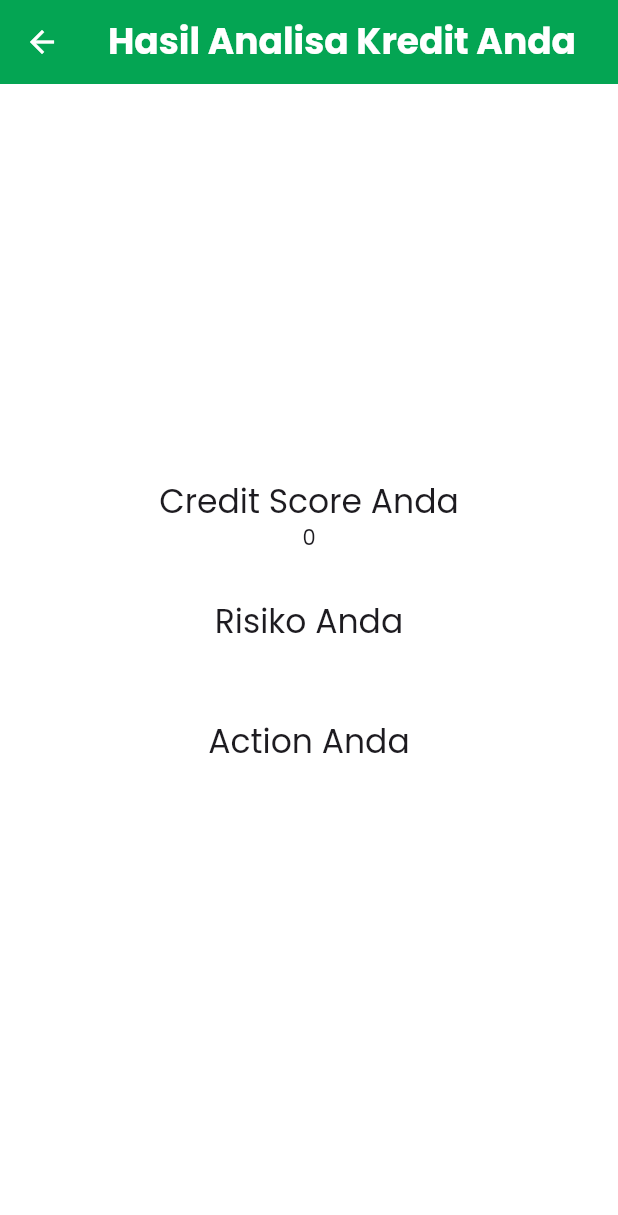
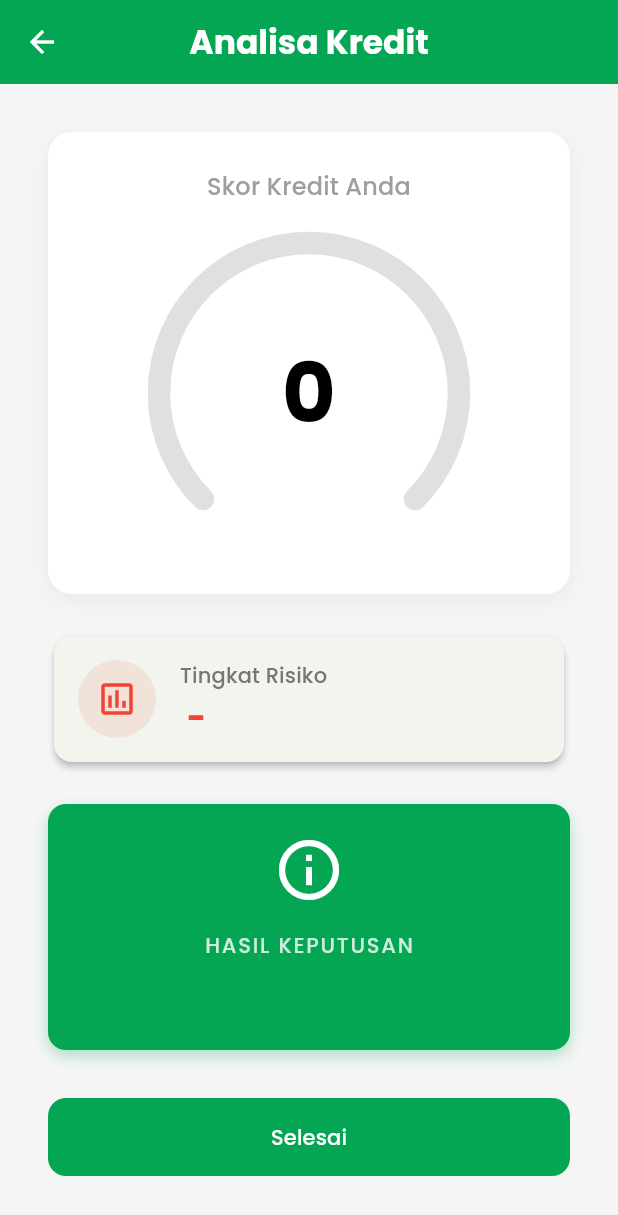
Before and after one commit to MPMF-DaniArya/kalkulator_kredit, a Flutter app: the HasilAnalisaScreen screen opened directly, on a phone screen of 412 x 824 dp. Shown: the top 1215 px of the screen. Run offline on Flutter 3.47's test engine with Material 3 defaults, Android fonts, the phone set to English and light mode, and no system bars; our stand-ins replace get, google_fonts; missing offline and left inert: age_calculator.

Commit message:
refactor: UI hasil analisa sudah selesai

```diff
--- a/lib/screens/main_menu/calculator_logic.dart
+++ b/lib/screens/main_menu/calculator_logic.dart
@@ -9,12 +9,14 @@ import 'package:kalkulator_kredit/utils/functions/my_helper_function.dart';
 class CalculatorLogic extends GetxController {
   final CalculatorState state = CalculatorState();
   var creditScoreUser = 0.obs;
-  var risikoUser = ''.obs;
+  var kodeRisikoUser = ''.obs;
+  var namaRisikoUser = ''.obs;
   var actionUser = ''.obs;
 
   void hitungCreditScoreUser() {
     creditScoreUser = 0.obs;
-    risikoUser = ''.obs;
+    kodeRisikoUser = ''.obs;
+    namaRisikoUser = ''.obs;
     actionUser = ''.obs;
 
     final isValid = state.formkey!.currentState!.validate();
@@ -144,11 +146,11 @@ class CalculatorLogic extends GetxController {
     String finalGrade = ScoreKredit.riskGrade(totalScore: finalScore);
 
     creditScoreUser.value = finalScore;
-    risikoUser.value = finalGrade;
-    String? action = TScore.kategoriRisk[finalGrade];
+    kodeRisikoUser.value = finalGrade;
+    namaRisikoUser.value = TScore.kategoriRisk[finalGrade]!;
     actionUser.value = finalGrade == TScore.a2 || finalGrade == TScore.a1
         ? TScore.kategoriAction[finalGrade]!
-        : TScore.kategoriAction[action] ?? 'Action tidak diketahui';
+        : TScore.kategoriAction[namaRisikoUser.value] ?? 'Action tidak diketahui';
 
     update();
 
--- a/lib/screens/main_menu/calculator_screen.dart
+++ b/lib/screens/main_menu/calculator_screen.dart
@@ -24,6 +24,7 @@ class _CalculatorScreenState extends State<CalculatorScreen> {
     final state = Get.find<CalculatorLogic>().state;
     final textTheme = Theme.of(context).textTheme;
     const estimasiHargaMotor = TScore.otr;
+    print(logic.creditScoreUser.value);
 
     return Scaffold(
       extendBodyBehindAppBar: true,
--- a/lib/screens/main_menu/hasil_analisa_screen.dart
+++ b/lib/screens/main_menu/hasil_analisa_screen.dart
@@ -2,7 +2,9 @@ import 'package:flutter/material.dart';
 import 'package:get/get.dart';
 import 'package:kalkulator_kredit/screens/main_menu/calculator_logic.dart';
 import 'package:kalkulator_kredit/utils/constant/colors.dart';
+import 'package:kalkulator_kredit/utils/constant/score.dart';
 import 'package:kalkulator_kredit/utils/constant/sizes.dart';
+import 'package:kalkulator_kredit/utils/shared_widgets/score_indikator.dart';
 
 class HasilAnalisaScreen extends StatelessWidget {
   const HasilAnalisaScreen({super.key});
@@ -11,53 +13,173 @@ class HasilAnalisaScreen extends StatelessWidget {
   Widget build(BuildContext context) {
     final textTheme = Theme.of(context).textTheme;
     final logic = Get.find<CalculatorLogic>();
+    final score = logic.creditScoreUser.toInt();
+
+    Color _getRiskColor(int score) {
+      if (score <= 607) return Colors.red;
+      if (score <= 665) return TColors.secondaryColor;
+      if (score <= 685) return TColors.secondaryColor;
+      if (score <= 704) return TColors.primaryColor;
+      return TColors.primaryColor;
+    }
+
+    IconData _getActionIcon(String action) {
+      if (action == TScore.reject) return Icons.cancel_outlined;
+      if (action == TScore.veryLowRisk ||
+          action == TScore.a2 ||
+          action == TScore.a1) return Icons.check_circle_outline;
+      return Icons.info_outline;
+    }
+
+    Color _getActionColor(String action) {
+      if (action == TScore.reject) return Colors.red.shade600;
+      return TColors.primaryColor;
+    }
 
     return Scaffold(
-      backgroundColor: Colors.white,
+      backgroundColor: Colors.grey.shade100,
       appBar: AppBar(
         foregroundColor: Colors.white,
         backgroundColor: TColors.primaryColor,
+        elevation: 0,
         title: Text(
-          'Hasil Analisa Kredit Anda',
-          style: textTheme.headlineSmall!
+          'Analisa Kredit',
+          style: textTheme.titleLarge!
               .copyWith(color: Colors.white, fontWeight: FontWeight.bold),
         ),
         centerTitle: true,
       ),
       body: SafeArea(
-          child: Padding(
-        padding: const EdgeInsets.all(TSizes.spaceBtwSections),
-        child: Center(
-            child: Column(
-          mainAxisSize: MainAxisSize.min,
-          children: [
-            Text(
-              'Credit Score Anda',
-              style: textTheme.titleLarge,
-            ),
-            Obx(() => Text(logic.creditScoreUser.value.toString())),
-            const SizedBox(
-              height: 32,
-            ),
-            Text(
-              'Risiko Anda',
-              style: textTheme.titleLarge,
-            ),
-            Obx(() => Text(logic.risikoUser.value.toString())),
-            const SizedBox(
-              height: 32,
-            ),
-            Text(
-              'Action Anda',
-              style: textTheme.titleLarge,
-            ),
-            Obx(() => Text(logic.actionUser.value)),
-            const SizedBox(
-              height: 32,
-            ),
-          ],
-        )),
-      )),
+        child: SingleChildScrollView(
+          padding: const EdgeInsets.all(TSizes.spaceBtwSections),
+          child: Column(
+            crossAxisAlignment: CrossAxisAlignment.stretch,
+            children: [
+              Container(
+                padding: const EdgeInsets.symmetric(vertical: 24),
+                decoration: BoxDecoration(
+                  color: Colors.white,
+                  borderRadius: BorderRadius.circular(16),
+                  boxShadow: [
+                    BoxShadow(
+                      color: Colors.black.withOpacity(0.05),
+                      blurRadius: 10,
+                      offset: const Offset(0, 4),
+                    ),
+                  ],
+                ),
+                child: Column(
+                  children: [
+                    Text("Skor Kredit Anda",
+                        style: textTheme.titleMedium
+                            ?.copyWith(color: Colors.grey)),
+                    const SizedBox(height: 16),
+                    ScoreIndikator(score: score, size: 220),
+                  ],
+                ),
+              ),
+              const SizedBox(height: 24),
+              Obx(() {
+                final riskColor = _getRiskColor(score);
+                return Card(
+                  elevation: 2,
+                  shape: RoundedRectangleBorder(
+                      borderRadius: BorderRadius.circular(12)),
+                  child: Padding(
+                    padding: const EdgeInsets.all(16.0),
+                    child: Row(
+                      children: [
+                        Container(
+                          padding: const EdgeInsets.all(12),
+                          decoration: BoxDecoration(
+                            color: riskColor.withOpacity(0.1),
+                            shape: BoxShape.circle,
+                          ),
+                          child: Icon(Icons.assessment_outlined,
+                              color: riskColor, size: 28),
+                        ),
+                        const SizedBox(width: 16),
+                        Expanded(
+                          child: Column(
+                            crossAxisAlignment: CrossAxisAlignment.start,
+                            children: [
+                              Text('Tingkat Risiko',
+                                  style: textTheme.titleSmall
+                                      ?.copyWith(color: Colors.grey.shade600)),
+                              const SizedBox(height: 4),
+                              Text(
+                                '${logic.kodeRisikoUser.value} - ${logic.namaRisikoUser.value}',
+                                style: textTheme.titleLarge?.copyWith(
+                                  fontWeight: FontWeight.bold,
+                                  color: riskColor,
+                                ),
+                              ),
+                            ],
+                          ),
+                        ),
+                      ],
+                    ),
+                  ),
+                );
+              }),
+              const SizedBox(height: 24),
+              Obx(() {
+                final action = logic.actionUser.value;
+                final actionColor = _getActionColor(action);
+                final actionIcon = _getActionIcon(action);
+
+                return Container(
+                  width: double.infinity,
+                  padding: const EdgeInsets.all(20.0),
+                  decoration: BoxDecoration(
+                    color: actionColor,
+                    borderRadius: BorderRadius.circular(12),
+                    boxShadow: [
+                      BoxShadow(
+                          color: actionColor.withOpacity(0.3),
+                          blurRadius: 8,
+                          offset: const Offset(0, 4)),
+                    ],
+                  ),
+                  child: Column(
+                    children: [
+                      Icon(actionIcon, color: Colors.white, size: 48),
+                      const SizedBox(height: 16),
+                      Text(
+                        'HASIL KEPUTUSAN',
+                        style: textTheme.labelLarge?.copyWith(
+                            color: Colors.white.withOpacity(0.8),
+                            letterSpacing: 1.2),
+                      ),
+                      const SizedBox(height: 8),
+                      Text(
+                        action.toUpperCase(),
+                        textAlign: TextAlign.center,
+                        style: textTheme.headlineSmall?.copyWith(
+                          color: Colors.white,
+                          fontWeight: FontWeight.w900,
+                        ),
+                      ),
+                    ],
+                  ),
+                );
+              }),
+              const SizedBox(height: 32),
+              ElevatedButton(
+                onPressed: () => Get.back(),
+                style: ElevatedButton.styleFrom(
+                    backgroundColor: TColors.primaryColor,
+                    foregroundColor: Colors.white,
+                    padding: const EdgeInsets.symmetric(vertical: 16),
+                    shape: RoundedRectangleBorder(
+                        borderRadius: BorderRadius.circular(12)),
+                    elevation: 0),
+                child: const Text("Selesai"),
+              )
+            ],
+          ),
+        ),
+      ),
     );
   }
 }
--- a/lib/utils/constant/score.dart
+++ b/lib/utils/constant/score.dart
@@ -127,6 +127,7 @@ class TScore {
     veryHighRisk: reject,
     averageRisk: needSurveyAndCreditCommitteeReview,
     veryLowRisk: needSurvey,
+    lowRisk: needSurvey,
     a2: instantApproval,
     a1: instantApproval
   };
--- /dev/null
+++ b/lib/utils/shared_widgets/score_indikator.dart
@@ -0,0 +1,119 @@
+import 'dart:math';
+import 'package:flutter/material.dart';
+import 'package:get/get.dart';
+import 'package:kalkulator_kredit/utils/constant/colors.dart';
+
+import '../../screens/main_menu/calculator_logic.dart';
+
+class ScoreIndikator extends StatelessWidget {
+  final int score;
+  final double maxScore;
+  final double size;
+
+  const ScoreIndikator({
+    super.key,
+    required this.score,
+    this.maxScore = 737,
+    this.size = 300,
+  });
+
+  @override
+  Widget build(BuildContext context) {
+    final logic = Get.find<CalculatorLogic>();
+
+    return SizedBox(
+      width: size,
+      height: size,
+      child: Stack(
+        alignment: Alignment.center,
+        children: [
+          CustomPaint(
+            size: Size(size, size),
+            painter: GaugePainter(
+              percent: score / maxScore,
+              progressColor: logic.creditScoreUser <= 607
+                  ? Colors.red
+                  : logic.creditScoreUser <= 665
+                      ? TColors.secondaryColor
+                      : logic.creditScoreUser <= 685
+                          ? Colors.yellow
+                          : logic.creditScoreUser <= 704
+                              ? Colors.green.shade500
+                              : TColors.primaryColor,
+              backgroundColor: Colors.grey.shade300,
+            ),
+          ),
+          Column(
+            mainAxisAlignment: MainAxisAlignment.center,
+            children: [
+              Text(
+                score.toString(),
+                style: TextStyle(
+                  fontSize: size * 0.25,
+                  fontWeight: FontWeight.bold,
+                  color: Colors.black,
+                ),
+              ),
+            ],
+          ),
+        ],
+      ),
+    );
+  }
+}
+
+class GaugePainter extends CustomPainter {
+  final double percent;
+  final Color progressColor;
+  final Color backgroundColor;
+
+  GaugePainter({
+    required this.percent,
+    required this.progressColor,
+    required this.backgroundColor,
+  });
+
+  @override
+  void paint(Canvas canvas, Size size) {
+    Paint backgroundPaint = Paint()
+      ..color = backgroundColor
+      ..strokeCap = StrokeCap.round
+      ..style = PaintingStyle.stroke
+      ..strokeWidth = 15.0;
+
+    Paint progressPaint = Paint()
+      ..color = progressColor
+      ..strokeCap = StrokeCap.round
+      ..style = PaintingStyle.stroke
+      ..strokeWidth = 15.0;
+
+    Offset center = Offset(size.width / 2, size.height / 2);
+    double radius = min(size.width / 2, size.height / 2) - 10;
+
+    double startAngle = 135 * (pi / 180);
+    double sweepAngle = 270 * (pi / 180);
+
+    canvas.drawArc(
+      Rect.fromCircle(center: center, radius: radius),
+      startAngle,
+      sweepAngle,
+      false,
+      backgroundPaint,
+    );
+
+    double progressSweep = sweepAngle * percent;
+
+    canvas.drawArc(
+      Rect.fromCircle(center: center, radius: radius),
+      startAngle,
+      progressSweep,
+      false,
+      progressPaint,
+    );
+  }
+
+  @override
+  bool shouldRepaint(covariant CustomPainter oldDelegate) {
+    return true;
+  }
+}
```
Also changed, not shown: 5 other files.
